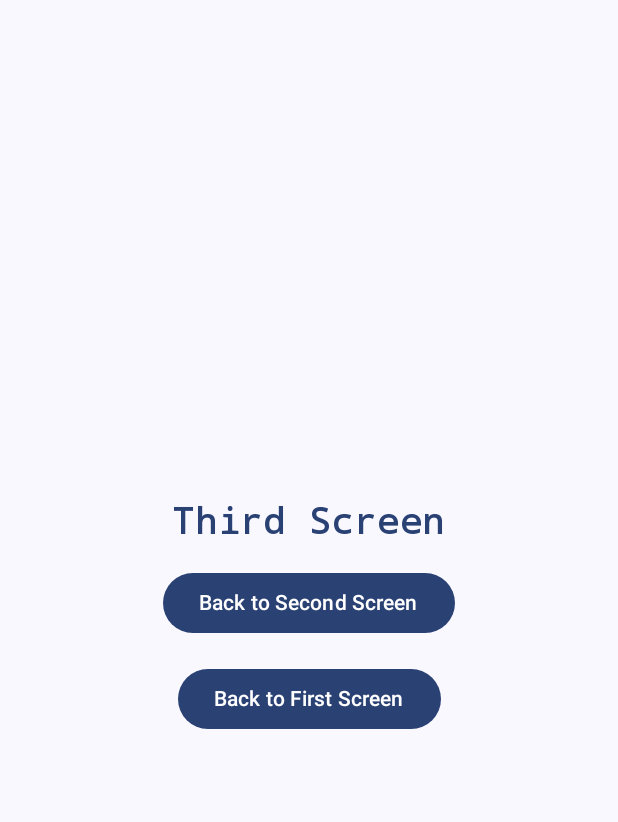
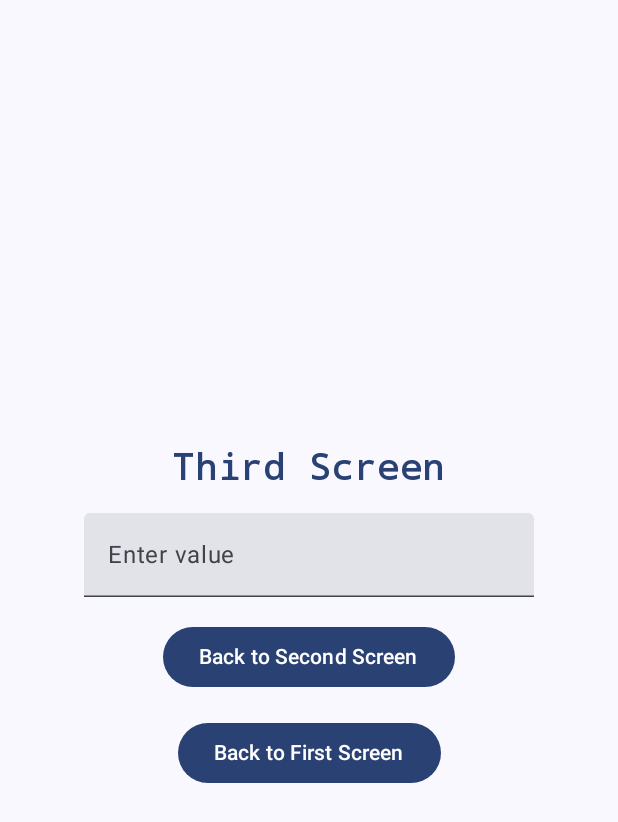
Before and after one commit to NrupParikh/DataPassingInCompose, an Android app built with Jetpack Compose: the ThirdScreen screen opened through its navigation route, on a phone screen of 412 x 824 dp. Shown: the top 822 px of the screen. Run offline under Robolectric (Android 15) with nearby library versions, the phone set to English and light mode, and no system bars.

Commit message:
- Shared View Model added. - Send data from Third screen to First screen via SVM

```diff
--- a/app/src/main/java/com/nrup/datapassingincompose/MainActivity.kt
+++ b/app/src/main/java/com/nrup/datapassingincompose/MainActivity.kt
@@ -17,12 +17,15 @@ import com.nrup.datapassingincompose.composables.SecondScreen
 import com.nrup.datapassingincompose.composables.ThirdScreen
 import com.nrup.datapassingincompose.ui.theme.DataPassingInComposeTheme
 import com.nrup.datapassingincompose.utils.Routes
+import com.nrup.datapassingincompose.viewmodel.MySharedVM
 
 class MainActivity : ComponentActivity() {
     override fun onCreate(savedInstanceState: Bundle?) {
         super.onCreate(savedInstanceState)
         setContent {
             DataPassingInComposeTheme {
+
+                val viewModel = MySharedVM()
 
                 Surface(
                     modifier = Modifier.fillMaxSize(),
@@ -32,7 +35,10 @@ class MainActivity : ComponentActivity() {
 
                     NavHost(navController = navController, startDestination = Routes.FIRST_SCREEN) {
                         composable(route = Routes.FIRST_SCREEN) {
-                            FirstScreen(navController = navController)
+                            FirstScreen(
+                                navController = navController,
+                                sharedVM = viewModel
+                            )
                         }
 
 
@@ -47,12 +53,16 @@ class MainActivity : ComponentActivity() {
                                 navController = navController,
                                 myContent = backStackEntry.arguments?.getString(
                                     Routes.Values.SCREEN_VALUE, "Default value"
-                                )
+                                ),
+                                sharedVM = viewModel
                             )
                         }
 
                         composable(route = Routes.THIRD_SCREEN) {
-                            ThirdScreen(navController = navController)
+                            ThirdScreen(
+                                navController = navController,
+                                sharedVM = viewModel
+                            )
                         }
                     }
                 }
--- a/app/src/main/java/com/nrup/datapassingincompose/composables/ThirdScreen.kt
+++ b/app/src/main/java/com/nrup/datapassingincompose/composables/ThirdScreen.kt
@@ -6,25 +6,35 @@ import androidx.compose.foundation.layout.Column
 import androidx.compose.foundation.layout.Spacer
 import androidx.compose.foundation.layout.fillMaxSize
 import androidx.compose.foundation.layout.padding
+import androidx.compose.foundation.layout.width
 import androidx.compose.material3.Button
+import androidx.compose.material3.ExperimentalMaterial3Api
 import androidx.compose.material3.MaterialTheme
 import androidx.compose.material3.Text
+import androidx.compose.material3.TextField
 import androidx.compose.runtime.Composable
+import androidx.compose.runtime.mutableStateOf
+import androidx.compose.runtime.remember
 import androidx.compose.ui.Alignment
 import androidx.compose.ui.Modifier
 import androidx.compose.ui.platform.LocalContext
 import androidx.compose.ui.res.stringResource
 import androidx.compose.ui.text.font.FontFamily
 import androidx.compose.ui.text.font.FontWeight
+import androidx.compose.ui.text.input.TextFieldValue
 import androidx.compose.ui.tooling.preview.Preview
 import androidx.compose.ui.unit.dp
 import androidx.compose.ui.unit.sp
 import androidx.navigation.NavController
 import com.nrup.datapassingincompose.R
 import com.nrup.datapassingincompose.utils.Routes
+import com.nrup.datapassingincompose.viewmodel.MySharedVM
 
+@OptIn(ExperimentalMaterial3Api::class)
 @Composable
-fun ThirdScreen(navController: NavController) {
+fun ThirdScreen(navController: NavController, sharedVM: MySharedVM) {
+
+    val textFieldValue = remember { mutableStateOf(TextFieldValue("")) }
 
     Column(
         modifier = Modifier.fillMaxSize(),
@@ -41,6 +51,21 @@ fun ThirdScreen(navController: NavController) {
 
         Spacer(modifier = Modifier.padding(8.dp))
 
+        TextField(
+            value = textFieldValue.value,
+            onValueChange = { newText ->
+                textFieldValue.value = newText
+            },
+            singleLine = true,
+            modifier = Modifier.width(300.dp),
+            label = {
+                Text(text = stringResource(id = R.string.hint_enter_value))
+            }
+        )
+
+        Spacer(modifier = Modifier.padding(8.dp))
+
+
         Button(onClick = {
             navController.popBackStack()
         }) {
@@ -50,6 +75,10 @@ fun ThirdScreen(navController: NavController) {
         Spacer(modifier = Modifier.padding(8.dp))
 
         Button(onClick = {
+
+            // Set TextField data in Shared View Model
+            sharedVM.setThirdScreenData(textFieldValue.value.text)
+
             // false means, it not remove the first_screen
             navController.popBackStack(Routes.FIRST_SCREEN, false)
         }) {
@@ -61,11 +90,11 @@ fun ThirdScreen(navController: NavController) {
 @Composable
 @Preview(showBackground = true)
 fun LightPreviewThirdScreen() {
-    ThirdScreen(navController = NavController(LocalContext.current))
+    ThirdScreen(navController = NavController(LocalContext.current), sharedVM = MySharedVM())
 }
 
 @Composable
 @Preview(showBackground = true, uiMode = Configuration.UI_MODE_NIGHT_YES)
 fun DarkPreviewThirdScreen() {
-    ThirdScreen(navController = NavController(LocalContext.current))
+    ThirdScreen(navController = NavController(LocalContext.current), sharedVM = MySharedVM())
 }
--- /dev/null
+++ b/app/src/main/java/com/nrup/datapassingincompose/viewmodel/MySharedVM.kt
@@ -0,0 +1,16 @@
+package com.nrup.datapassingincompose.viewmodel
+
+import androidx.compose.runtime.State
+import androidx.compose.runtime.mutableStateOf
+import androidx.lifecycle.ViewModel
+
+class MySharedVM() : ViewModel() {
+
+    private val _vmData = mutableStateOf("")
+    var vmData: State<String> = _vmData
+
+    fun setThirdScreenData(value: String) {
+        _vmData.value = value
+    }
+
+}
--- a/app/src/main/res/values/strings.xml
+++ b/app/src/main/res/values/strings.xml
@@ -12,5 +12,6 @@
 
     <string name="hint_enter_value">Enter value</string>
     <string name="data_from_first_screen_is">Data from First screen is %s</string>
+    <string name="data_from_third_screen_is">Data from Third screen is %s</string>
 
 </resources>
```
Also changed, not shown: app/src/main/java/com/nrup/datapassingincompose/composables/FirstScreen.kt (+23 -3 lines), app/src/main/java/com/nrup/datapassingincompose/composables/SecondScreen.kt (+4 -3 lines), 1 other file.
